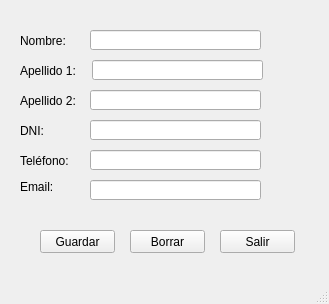
Above: FreeWork/ADECUA/AppFinalQt/ClientNew.ui from epdelasheras/PYTHON before the change. Below: the same form after it.
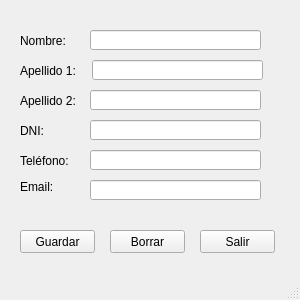
That is the form after the change.

Commit message: improve the windows client handling with more functionalities

The edit to the form file:
```diff
--- a/FreeWork/ADECUA/AppFinalQt/ClientNew.ui
+++ b/FreeWork/ADECUA/AppFinalQt/ClientNew.ui
@@ -6,10 +6,16 @@
    <rect>
     <x>0</x>
     <y>0</y>
-    <width>329</width>
-    <height>304</height>
+    <width>300</width>
+    <height>300</height>
    </rect>
   </property>
+  <property name="maximumSize">
+   <size>
+    <width>300</width>
+    <height>300</height>
+   </size>
+  </property>
   <property name="windowTitle">
    <string>MainWindow</string>
   </property>
@@ -155,12 +161,18 @@
    <widget class="QPushButton" name="ButtonSave">
     <property name="geometry">
      <rect>
-      <x>40</x>
+      <x>20</x>
       <y>230</y>
       <width>75</width>
       <height>23</height>
      </rect>
     </property>
+    <property name="maximumSize">
+     <size>
+      <width>300</width>
+      <height>300</height>
+     </size>
+    </property>
     <property name="text">
      <string>Guardar</string>
     </property>
@@ -168,12 +180,18 @@
    <widget class="QPushButton" name="ButtonErase">
     <property name="geometry">
      <rect>
-      <x>130</x>
+      <x>110</x>
       <y>230</y>
       <width>75</width>
       <height>23</height>
      </rect>
     </property>
+    <property name="maximumSize">
+     <size>
+      <width>300</width>
+      <height>300</height>
+     </size>
+    </property>
     <property name="text">
      <string>Borrar</string>
     </property>
@@ -181,12 +199,18 @@
    <widget class="QPushButton" name="ButtonExit">
     <property name="geometry">
      <rect>
-      <x>220</x>
+      <x>200</x>
       <y>230</y>
       <width>75</width>
       <height>23</height>
      </rect>
     </property>
+    <property name="maximumSize">
+     <size>
+      <width>300</width>
+      <height>300</height>
+     </size>
+    </property>
     <property name="text">
      <string>Salir</string>
     </property>
```
The commit also changes 6 other files.
